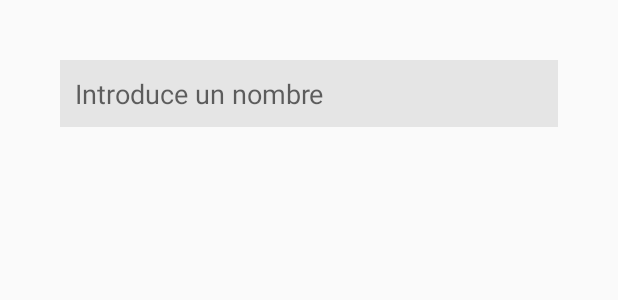
After one commit to ang0823/apps-development-2020, an Android app: the layout activity_add_friend.xml on its own in the app's theme, with its tools: preview values and no code run, on a phone screen of 412 x 824 dp. The commit adds this screen. Shown: the top 300 px of the screen. Run offline under Robolectric (Android 15) with nearby library versions, the phone set to English and light mode, and no system bars; network calls fail.

Commit message:
INICIO DE LA ACTIVIDAD PARA AGREGAR UN AMIGO

```diff
--- /dev/null
+++ b/SocialBox/app/src/main/res/layout/activity_add_friend.xml
@@ -0,0 +1,16 @@
+<?xml version="1.0" encoding="utf-8"?>
+<LinearLayout xmlns:android="http://schemas.android.com/apk/res/android"
+    xmlns:tools="http://schemas.android.com/tools"
+    android:layout_width="match_parent"
+    android:layout_height="match_parent"
+    tools:context=".AddFriend"
+    android:padding="@dimen/appPadding">
+
+    <EditText
+        android:layout_width="match_parent"
+        android:layout_height="wrap_content"
+        android:hint="Introduce un nombre"
+        android:background="@color/colorLightGray"
+        android:padding="10dp"/>
+
+</LinearLayout>
--- a/SocialBox/app/src/main/res/values/colors.xml
+++ b/SocialBox/app/src/main/res/values/colors.xml
@@ -1,6 +1,6 @@
 <?xml version="1.0" encoding="utf-8"?>
 <resources>
-    <color name="colorPrimary">#6200EE</color>
+    <color name="colorLightGray">#e5e5e5</color>
     <color name="colorGray">#5d5d5d</color>
     <color name="colorAccent">#03DAC5</color>
     <color name="colorWhite">#FFFFFF</color>
```
Also changed, not shown: SocialBox/app/src/main/AndroidManifest.xml (+10 -7 lines), SocialBox/app/src/main/java/com/desapp/socialbox/AddFriend.java (added, +14 -0 lines).
